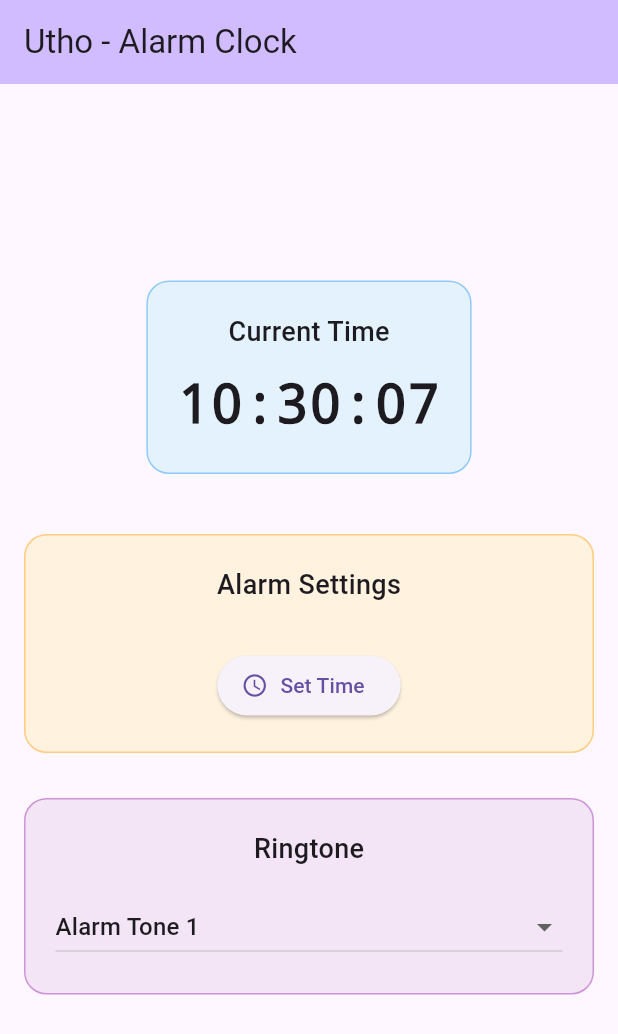
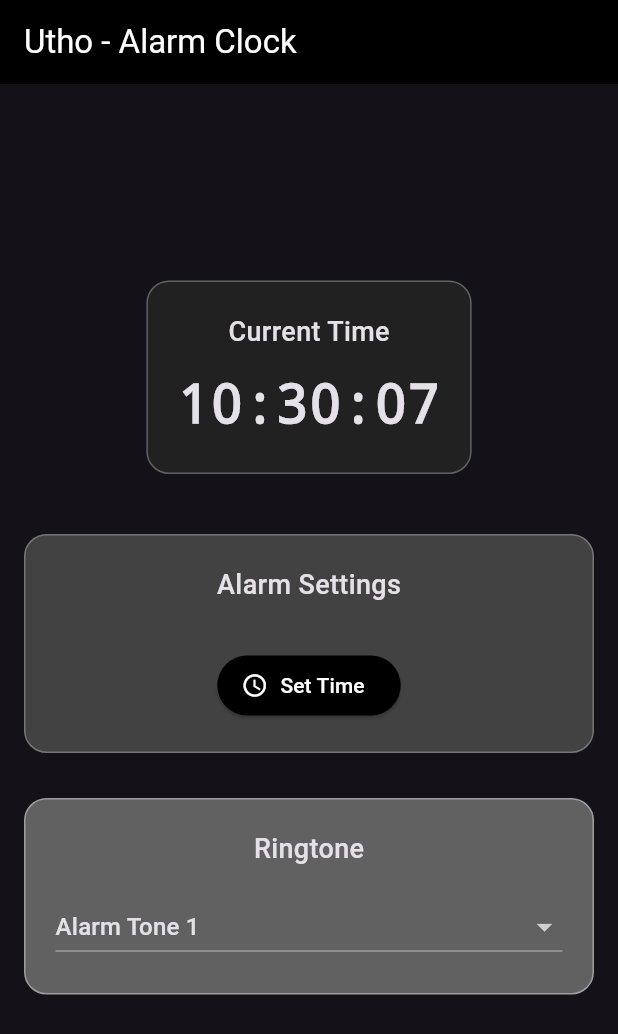
Before and after one commit to AsifJishan/Utho, a Flutter app: the screen it shows after launch, on a phone screen of 412 x 824 dp. Shown: the top 1034 px of the screen. Run offline on Flutter 3.47's test engine with Material 3 defaults, Android fonts, the phone set to English and light mode, and no system bars; our stand-ins replace audioplayers, permission_handler.

Commit message:
Apply dark theme to UI components

```diff
--- a/lib/main.dart
+++ b/lib/main.dart
@@ -15,9 +15,18 @@ class AlarmClockApp extends StatelessWidget {
   Widget build(BuildContext context) {
     return MaterialApp(
       title: 'Utho',
-      theme: ThemeData(
-        primarySwatch: Colors.blue,
+      theme: ThemeData.dark(
         useMaterial3: true,
+      ).copyWith(
+        colorScheme: const ColorScheme.dark(
+          primary: Colors.white,
+          secondary: Colors.grey,
+          surface: Colors.black,
+        ),
+        appBarTheme: const AppBarTheme(
+          backgroundColor: Colors.black,
+          foregroundColor: Colors.white,
+        ),
       ),
       home: const AlarmClockScreen(),
     );
@@ -199,13 +208,13 @@ class _AlarmClockScreenState extends State<AlarmClockScreen> {
         child: Column(
           mainAxisAlignment: MainAxisAlignment.center,
           children: [
-            // Current Time Display
+            // Current Time Display - change to black and white
             Container(
               padding: const EdgeInsets.all(20),
               decoration: BoxDecoration(
-                color: Colors.blue.shade50,
+                color: Colors.grey.shade900,
                 borderRadius: BorderRadius.circular(15),
-                border: Border.all(color: Colors.blue.shade200),
+                border: Border.all(color: Colors.grey.shade700),
               ),
               child: Column(
                 children: [
@@ -228,13 +237,13 @@ class _AlarmClockScreenState extends State<AlarmClockScreen> {
 
             const SizedBox(height: 40),
 
-            // Alarm Settings
+            // Alarm Settings - change to black and white
             Container(
               padding: const EdgeInsets.all(20),
               decoration: BoxDecoration(
-                color: Colors.orange.shade50,
+                color: Colors.grey.shade800,
                 borderRadius: BorderRadius.circular(15),
-                border: Border.all(color: Colors.orange.shade200),
+                border: Border.all(color: Colors.grey.shade600),
               ),
               child: Column(
                 children: [
@@ -290,13 +299,13 @@ class _AlarmClockScreenState extends State<AlarmClockScreen> {
 
             const SizedBox(height: 30),
 
-            // Ringtone Selection
+            // Ringtone Selection - change to black and white
             Container(
               padding: const EdgeInsets.all(20),
               decoration: BoxDecoration(
-                color: Colors.purple.shade50,
+                color: Colors.grey.shade700,
                 borderRadius: BorderRadius.circular(15),
-                border: Border.all(color: Colors.purple.shade200),
+                border: Border.all(color: Colors.grey.shade500),
               ),
               child: Column(
                 children: [
@@ -328,24 +337,24 @@ class _AlarmClockScreenState extends State<AlarmClockScreen> {
 
             const SizedBox(height: 30),
 
-            // Status Indicator
+            // Status Indicator - change to black and white
             if (_isAlarmSet)
               Container(
                 padding: const EdgeInsets.all(15),
                 decoration: BoxDecoration(
-                  color: Colors.green.shade100,
+                  color: Colors.grey.shade800,
                   borderRadius: BorderRadius.circular(10),
-                  border: Border.all(color: Colors.green),
+                  border: Border.all(color: Colors.white),
                 ),
-                child: Row(
+                child: const Row(
                   mainAxisAlignment: MainAxisAlignment.center,
                   children: [
-                    Icon(Icons.alarm_on, color: Colors.green.shade700),
-                    const SizedBox(width: 10),
+                    Icon(Icons.alarm_on, color: Colors.white),
+                    SizedBox(width: 10),
                     Text(
                       'Alarm Active',
                       style: TextStyle(
-                        color: Colors.green.shade700,
+                        color: Colors.white,
                         fontWeight: FontWeight.bold,
                       ),
                     ),
```
Also changed, not shown: pubspec.lock, 1 other file.
